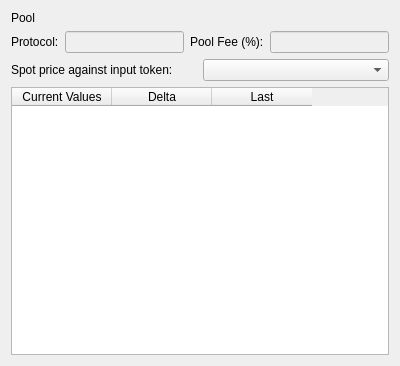
This is PoolListWidgetItem.ui in LiquidityProtocol/AMM-Simulator as Qt 5 draws it before an edit. The edited form follows.
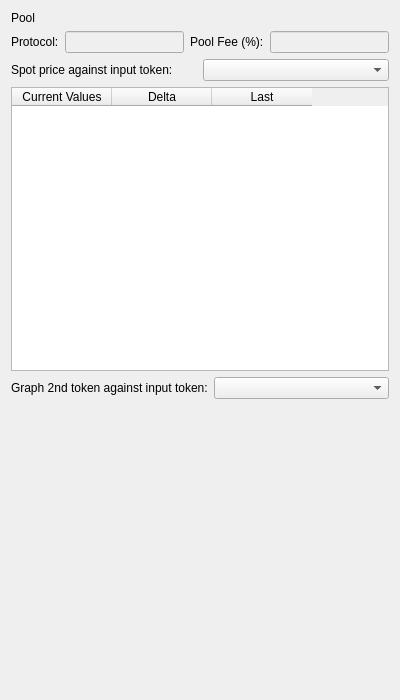
This is the edited form. Custom widgets are drawn as their Qt base class.

Commit message:
Completed prototype of PoolListItem
included example for graphing

What changed in the file:
```diff
--- a/PoolListWidgetItem.ui
+++ b/PoolListWidgetItem.ui
@@ -7,9 +7,15 @@
     <x>0</x>
     <y>0</y>
     <width>400</width>
-    <height>366</height>
+    <height>700</height>
    </rect>
   </property>
+  <property name="sizePolicy">
+   <sizepolicy hsizetype="Preferred" vsizetype="Fixed">
+    <horstretch>0</horstretch>
+    <verstretch>0</verstretch>
+   </sizepolicy>
+  </property>
   <property name="windowTitle">
    <string>Form</string>
   </property>
@@ -82,6 +88,9 @@
    </item>
    <item>
     <layout class="QHBoxLayout" name="horizontalLayout_poolTable">
+     <property name="sizeConstraint">
+      <enum>QLayout::SetMaximumSize</enum>
+     </property>
      <item>
       <widget class="QTableWidget" name="tableWidget_poolInformation">
        <property name="enabled">
@@ -109,8 +118,65 @@
      </item>
     </layout>
    </item>
+   <item>
+    <layout class="QHBoxLayout" name="horizontalLayout_secondToken">
+     <property name="topMargin">
+      <number>0</number>
+     </property>
+     <item>
+      <widget class="QLabel" name="label_secondToken">
+       <property name="text">
+        <string>Graph 2nd token against input token:</string>
+       </property>
+      </widget>
+     </item>
+     <item>
+      <widget class="QComboBox" name="comboBox_secondToken"/>
+     </item>
+    </layout>
+   </item>
+   <item>
+    <layout class="QVBoxLayout" name="verticalLayout_2">
+     <property name="spacing">
+      <number>-1</number>
+     </property>
+     <property name="sizeConstraint">
+      <enum>QLayout::SetMaximumSize</enum>
+     </property>
+     <property name="topMargin">
+      <number>0</number>
+     </property>
+     <item>
+      <widget class="QCustomPlot" name="widgetGraph" native="true">
+       <property name="enabled">
+        <bool>true</bool>
+       </property>
+       <property name="sizePolicy">
+        <sizepolicy hsizetype="Expanding" vsizetype="Expanding">
+         <horstretch>0</horstretch>
+         <verstretch>0</verstretch>
+        </sizepolicy>
+       </property>
+       <property name="baseSize">
+        <size>
+         <width>0</width>
+         <height>400</height>
+        </size>
+       </property>
+      </widget>
+     </item>
+    </layout>
+   </item>
   </layout>
  </widget>
+ <customwidgets>
+  <customwidget>
+   <class>QCustomPlot</class>
+   <extends>QWidget</extends>
+   <header>qcustomplot.h</header>
+   <container>1</container>
+  </customwidget>
+ </customwidgets>
  <resources/>
  <connections/>
 </ui>
```
The commit also changes 4 other files.
